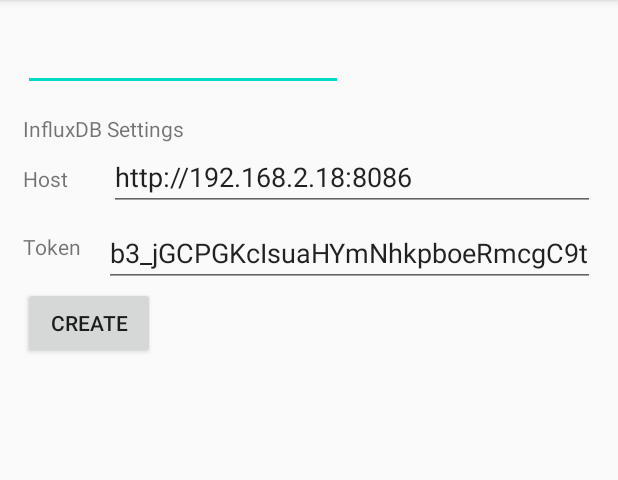
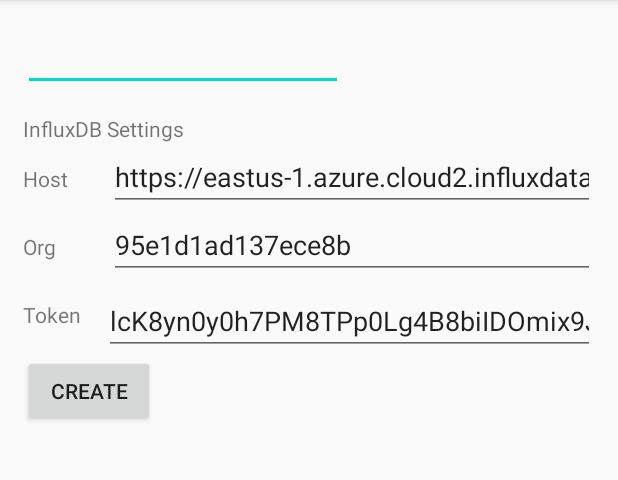
Before and after one commit to aianta/MineSelf, an Android app: the ProfileCreateActivity screen opened directly, with no data from a screen before it, on a phone screen of 412 x 824 dp, the part 84-564 px from its top. Run offline under Robolectric (Android 15) with nearby library versions, the phone set to English and light mode, and no system bars; libraries missing offline, so code that uses them is left out: com.influxdb.client.

Commit message:
getting back into things, making a commit

```diff
--- a/app/src/main/AndroidManifest.xml
+++ b/app/src/main/AndroidManifest.xml
@@ -11,7 +11,8 @@
         android:theme="@style/AppTheme"
         android:networkSecurityConfig="@xml/dev_security_config"
         >
-        <activity android:name=".SplashActivity">
+        <activity android:name=".SplashActivity"
+            android:exported="true">
             <intent-filter>
                 <action android:name="android.intent.action.MAIN" />
                 <category android:name="android.intent.category.LAUNCHER" />
--- a/app/src/main/java/ca/mineself/AspectActivity.java
+++ b/app/src/main/java/ca/mineself/AspectActivity.java
@@ -13,6 +13,9 @@ import ca.mineself.listeners.AspectListener;
 import ca.mineself.model.Aspect;
 import ca.mineself.model.Profile;
 
+/**
+ * The aspect activity provides read and edit/update functionality for an aspect.
+ */
 public class AspectActivity extends AppCompatActivity implements AspectListener {
 
     Profile profile;
--- a/app/src/main/java/ca/mineself/Influx.java
+++ b/app/src/main/java/ca/mineself/Influx.java
@@ -89,6 +89,8 @@ public class Influx {
                 "|> range(start:1609518184, stop:now())" + //Start Fri Jan 01 2021 16:23:04 GMT+0000
                 "|> filter(fn: (r)=> r._measurement == \""+aspectName+"\" and (r._field ==\"value\" or r._field == \"delta\")) " +
                 "|> last()";
+
+        Log.d("query", query);
 
         try{
             List<FluxTable> tables = client.getQueryApi().query(query, orgName);
--- a/app/src/main/java/ca/mineself/MineSelf.java
+++ b/app/src/main/java/ca/mineself/MineSelf.java
@@ -70,6 +70,7 @@ public class MineSelf {
 
         client = InfluxDBClientFactory.create(profile.host, profile.token.toCharArray());
 
+        if(profile.orgId == null){
             CompletableFuture.supplyAsync(()->Influx.findOrCreateOrg(client, profile.name))
                     .thenApply(organization -> {
                         profile.orgId = organization.getId();
@@ -81,6 +82,15 @@ public class MineSelf {
                         return profile;
                     }).handle((unused, throwable) -> Log.d("Influx", "Done!")
             );
+        }else{
+            CompletableFuture.supplyAsync(()->Influx.findOrCreateBucket(client,profile.name, profile.orgId))
+                    .thenApply(bucket -> {
+                        profile.bucketId = bucket.getId();
+                        return profile;
+                    }).handle((unused, throwable) -> Log.d("Influx", "Done!"));
+        }
+
+
 
         return client;
     }
--- a/app/src/main/java/ca/mineself/ProfileCreateActivity.java
+++ b/app/src/main/java/ca/mineself/ProfileCreateActivity.java
@@ -16,6 +16,7 @@ public class ProfileCreateActivity extends AppCompatActivity {
     EditText name;
     EditText host;
     EditText token;
+    EditText orgId;
 
     @Override
     protected void onCreate(Bundle bundle) {
@@ -26,6 +27,7 @@ public class ProfileCreateActivity extends AppCompatActivity {
         //Register UI components
         name = view.findViewById(R.id.editProfileName);
         host = view.findViewById(R.id.editHost);
+        orgId = view.findViewById(R.id.editOrg);
         token = view.findViewById(R.id.editToken);
 
 
@@ -34,6 +36,7 @@ public class ProfileCreateActivity extends AppCompatActivity {
         name.setOnFocusChangeListener(new MineSelf.AutoClearingEditText(name)::onFocusChange);
         host.setOnFocusChangeListener(new MineSelf.AutoClearingEditText(host)::onFocusChange);
         token.setOnFocusChangeListener(new MineSelf.AutoClearingEditText(token)::onFocusChange);
+        orgId.setOnFocusChangeListener(new MineSelf.AutoClearingEditText(orgId)::onFocusChange);
 
         setContentView(view);
     }
@@ -44,6 +47,7 @@ public class ProfileCreateActivity extends AppCompatActivity {
         profile.name = name.getText().toString();
         profile.host = host.getText().toString();
         profile.token = token.getText().toString();
+        profile.orgId = orgId.getText().toString();
 
         MineSelf.getInstance().getProfileList().addProfile(profile);
 
--- a/app/src/main/java/ca/mineself/SplashActivity.java
+++ b/app/src/main/java/ca/mineself/SplashActivity.java
@@ -21,6 +21,8 @@ public class SplashActivity extends AppCompatActivity {
     @Override
     protected void onCreate(Bundle savedInstanceState){
         super.onCreate(savedInstanceState);
+
+
 
         View view = getLayoutInflater().inflate(R.layout.splash_screen, findViewById(R.id.content));
 
--- a/app/src/main/java/ca/mineself/adapters/TagListAdapter.java
+++ b/app/src/main/java/ca/mineself/adapters/TagListAdapter.java
@@ -66,6 +66,7 @@ public class TagListAdapter extends RecyclerView.Adapter<TagListAdapter.TagHolde
 
     public Map<String,String> getTagsAsMap(){
         return tags.stream()
+                .filter(t->!t.value.isEmpty())
                 .collect(
                         HashMap::new,
                         (hashMap, tag) -> hashMap.put(tag.key,tag.value),
--- a/app/src/main/res/layout/aspect_update.xml
+++ b/app/src/main/res/layout/aspect_update.xml
@@ -5,6 +5,12 @@
     android:layout_width="match_parent"
     android:layout_height="match_parent"
     android:orientation="vertical">
+
+    <TextView
+        android:id="@+id/aspectUpdateHeader"
+        android:layout_width="match_parent"
+        android:layout_height="wrap_content"
+        android:textSize="40sp" />
 
     <TableLayout
         android:layout_width="match_parent"
--- a/app/src/main/res/layout/profile_create.xml
+++ b/app/src/main/res/layout/profile_create.xml
@@ -54,6 +54,29 @@
         android:orientation="horizontal">
 
         <TextView
+            android:id="@+id/orgLabel"
+            android:layout_width="42dp"
+            android:layout_height="wrap_content"
+            android:layout_marginTop="0dp"
+            android:layout_marginEnd="15dp"
+            android:text="@string/profile_create_org_label" />
+
+        <EditText
+            android:id="@+id/editOrg"
+            android:layout_width="match_parent"
+            android:layout_height="wrap_content"
+            android:layout_weight="1"
+            android:ems="10"
+            android:inputType="textPersonName"
+            android:text="@string/profile_create_org_placeholder" />
+    </LinearLayout>
+
+    <LinearLayout
+        android:layout_width="match_parent"
+        android:layout_height="wrap_content"
+        android:orientation="horizontal">
+
+        <TextView
             android:id="@+id/tokenLabel"
             android:layout_width="wrap_content"
             android:layout_height="wrap_content"
--- a/app/src/main/res/values/strings.xml
+++ b/app/src/main/res/values/strings.xml
@@ -5,17 +5,20 @@
     <string name="delete_button_text">x</string>
     <string name="confirm_button_text">Ok</string>
 <!--    <string name="profile_create_name_placeholder">Enter a profile name...</string>-->
-    <string name="profile_create_name_placeholder">Alex</string>
+    <string name="profile_create_name_placeholder">AlexDemo</string>
     <string name="profile_create_db_settings_header">InfluxDB Settings</string>
     <string name="profile_create_host_label">Host</string>
+    <string name="profile_create_org_label">Org</string>
     <string name="profile_create_token_label">Token</string>
-    <string name="profile_create_host_placeholder">http://192.168.2.18:8086</string>
-    <string name="profile_create_token_placeholder">b3_jGCPGKcIsuaHYmNhkpboeRmcgC9tqx9S0iNRJU60eAOVFoLE2fI6gcuQucm6GHJTgaJtXtvQbm-s0n6ajMw==</string>
+    <string name="profile_create_host_placeholder">https://eastus-1.azure.cloud2.influxdata.com</string>
+    <string name="profile_create_org_placeholder">95e1d1ad137ece8b</string>
+    <string name="profile_create_token_placeholder">lcK8yn0y0h7PM8TPp0Lg4B8biIDOmix9JUfdB0e34cHjw-YGHVyuhvmnM5fv66ftKf9_M4pY5QAy-HDNQ24axw==</string>
     <string name="profile_create_btn_text">Create</string>
     <string name="aspects_header">My Aspects</string>
     <string name="aspects_to_splash_btn">Profiles</string>
     <string name="aspects_new_aspect_name_placeholder">Enter Aspect Name...</string>
     <string name="aspects_new_aspect_value_placeholder">Initial Value</string>
+    <string name="aspects_refresh_button_text">Refresh</string>
     <string name="aspect_entry_name_placeholder">[Name]</string>
     <string name="aspect_entry_delta_placeholder">[Delta]</string>
     <string name="aspect_entry_value_placeholder">[Value]</string>
--- a/build.gradle
+++ b/build.gradle
@@ -5,7 +5,7 @@ buildscript {
         jcenter()
     }
     dependencies {
-        classpath 'com.android.tools.build:gradle:4.2.1'
+        classpath 'com.android.tools.build:gradle:7.1.3'
 
         // NOTE: Do not place your application dependencies here; they belong
         // in the individual module build.gradle files
```
Also changed, not shown: app/build.gradle (+5 -4 lines), app/src/main/java/ca/mineself/AspectsActivity.java (+11 -6 lines), app/src/main/java/ca/mineself/fragments/AspectUpdate.java (+7 -2 lines), app/src/main/res/layout/aspects.xml (+15 -8 lines), gradle/wrapper/gradle-wrapper.properties. Lines whose indentation alone changed are shown as unchanged.
